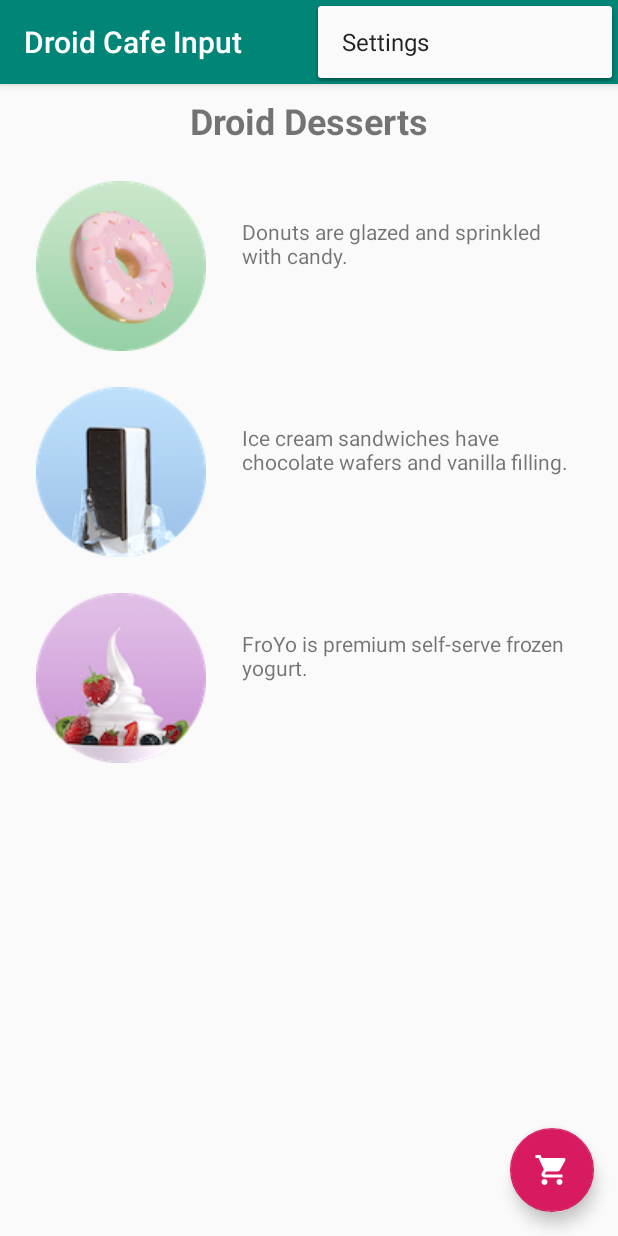
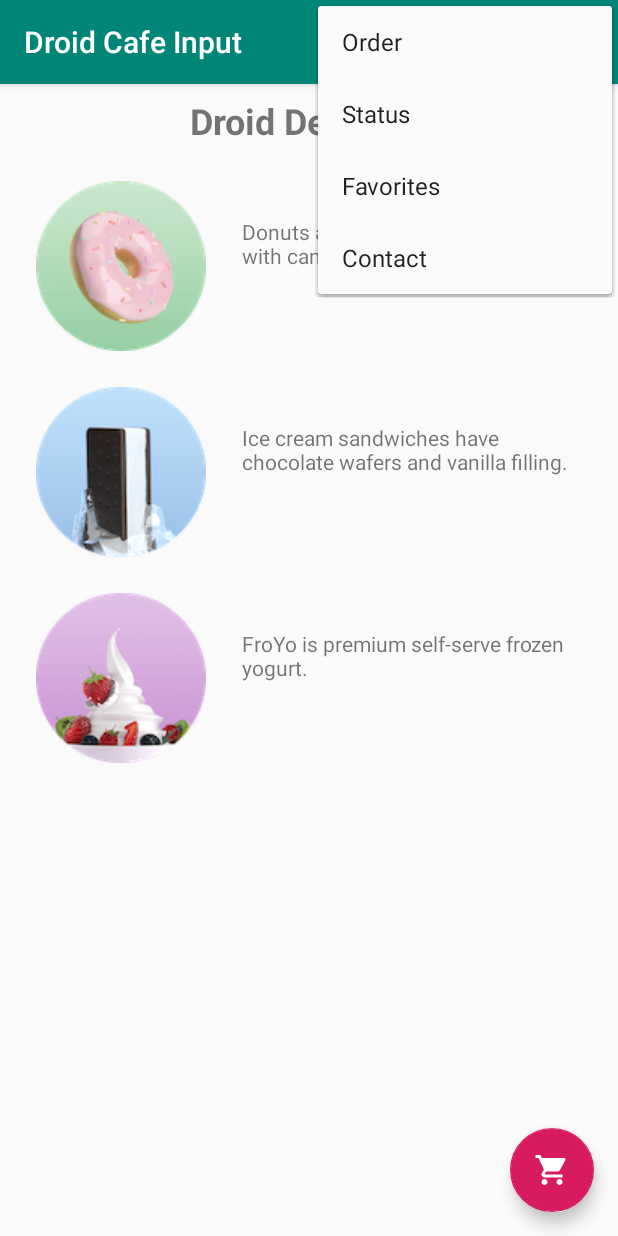
Before and after one commit to thom1376/Lab4, an Android app: the screen it shows after launch (MainActivity), with the options menu open, on a phone screen of 412 x 824 dp. Run offline under Robolectric (Android 15) with nearby library versions, the phone set to English and light mode, and no system bars.

Commit message:
Add items to options menu in Droid Cafe Input project

```diff
--- a/DroidCafeInput/app/src/main/java/com/example/android/droidcafeinput/MainActivity.java
+++ b/DroidCafeInput/app/src/main/java/com/example/android/droidcafeinput/MainActivity.java
@@ -47,7 +47,7 @@ public class MainActivity extends AppCompatActivity {
         int id = item.getItemId();
 
         //noinspection SimplifiableIfStatement
-        if (id == R.id.action_settings) {
+        if (id == R.id.action_order) {
             return true;
         }
 
--- a/DroidCafeInput/app/src/main/res/menu/menu_main.xml
+++ b/DroidCafeInput/app/src/main/res/menu/menu_main.xml
@@ -3,8 +3,25 @@
     xmlns:tools="http://schemas.android.com/tools"
     tools:context="com.example.android.droidcafeinput.MainActivity">
     <item
-        android:id="@+id/action_settings"
+        android:id="@+id/action_contact"
         android:orderInCategory="100"
-        android:title="@string/action_settings"
+        android:title="@string/action_contact"
+        app:showAsAction="never" />
+
+    <item
+        android:id="@+id/action_order"
+        android:orderInCategory="10"
+        android:title="@string/action_order"
+        app:showAsAction="never" />
+    <item
+        android:id="@+id/action_status"
+        android:orderInCategory="20"
+        android:title="@string/action_status"
+        app:showAsAction="never" />
+
+    <item
+        android:id="@+id/action_favorites"
+        android:orderInCategory="30"
+        android:title="@string/action_favorites"
         app:showAsAction="never" />
 </menu>
--- a/DroidCafeInput/app/src/main/res/values/strings.xml
+++ b/DroidCafeInput/app/src/main/res/values/strings.xml
@@ -21,6 +21,14 @@
     <string name="same_day_messenger_service">Same day messenger service</string>
     <string name="next_day_ground_delivery">Next day ground delivery</string>
     <string name="pick_up">Pick up</string>
+    <string name="action_contact">Contact</string>
+    <string name="action_order">Order</string>
+    <string name="action_status">Status</string>
+    <string name="action_favorites">Favorites</string>
+    <string name="action_order_message">You selected Order.</string>
+    <string name="action_status_message">You selected Status.</string>
+    <string name="action_favorites_message">You selected Favorites.</string>
+    <string name="action_contact_message">You selected Contact.</string>
     <string-array name="labels_array">
         <item>Home</item>
         <item>Work</item>
```
